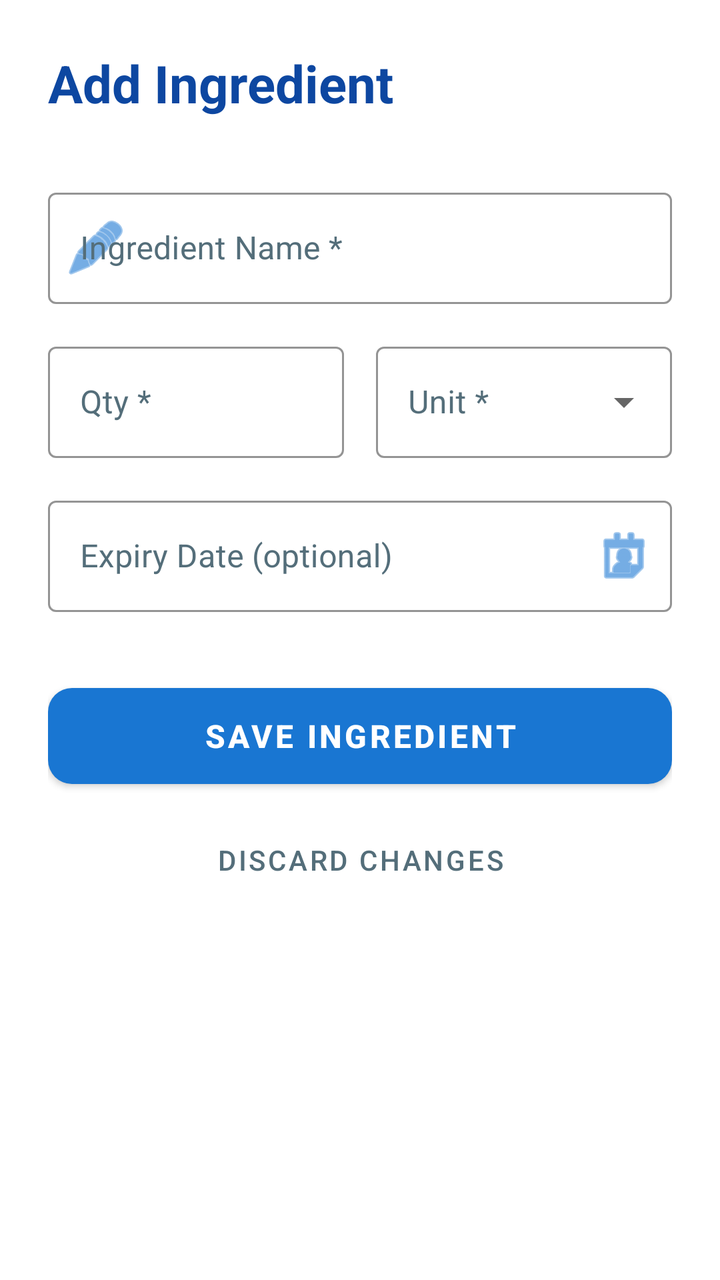
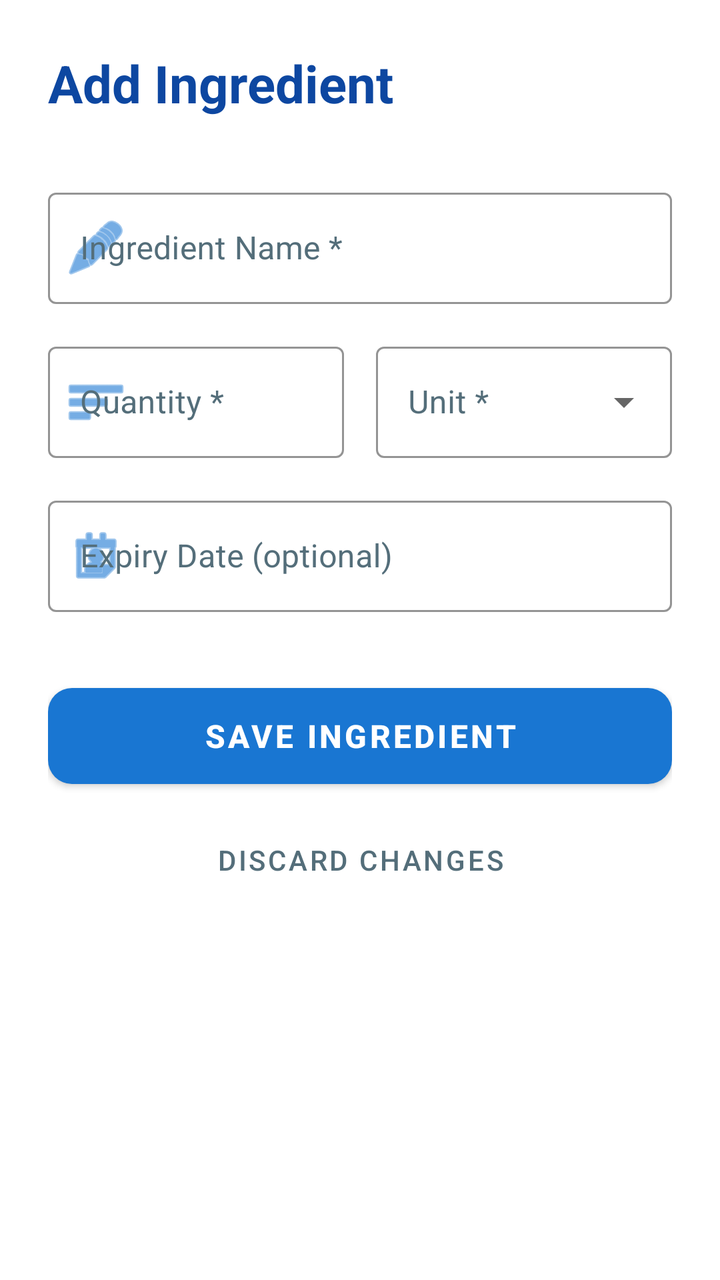

An Android layout rendered at two revisions. The XML below is the earlier revision; the diff shows what the commit changed to produce the second picture.
<!-- AndroidManifest.xml: application theme Theme.SmartPantryManager -->
<!-- res/layout/activity_add_edit_ingredient.xml -->
<?xml version="1.0" encoding="utf-8"?>
<ScrollView
    xmlns:android="http://schemas.android.com/apk/res/android"
    xmlns:app="http://schemas.android.com/apk/res-auto"
    android:layout_width="match_parent"
    android:layout_height="match_parent"
    android:background="@android:color/white">

    <LinearLayout
        android:layout_width="match_parent"
        android:layout_height="wrap_content"
        android:orientation="vertical"
        android:padding="24dp">

        <TextView
            android:id="@+id/tvFormTitle"
            android:layout_width="wrap_content"
            android:layout_height="wrap_content"
            android:layout_marginBottom="32dp"
            android:text="Add Ingredient"
            android:textColor="@color/blue_dark"
            android:textSize="26sp"
            android:textStyle="bold" />

        
        <com.google.android.material.textfield.TextInputLayout
            android:id="@+id/tilIngredientName"
            style="@style/Widget.MaterialComponents.TextInputLayout.OutlinedBox"
            android:layout_width="match_parent"
            android:layout_height="wrap_content"
            android:layout_marginBottom="16dp"
            android:hint="Ingredient Name *"
            app:startIconDrawable="@android:drawable/ic_menu_edit"
            app:startIconTint="@color/blue_primary"
            app:boxBackgroundColor="@android:color/white"
            app:boxStrokeColor="@color/blue_primary"
            app:hintTextColor="@color/blue_dark"
            android:textColorHint="@color/text_secondary">

            <com.google.android.material.textfield.TextInputEditText
                android:id="@+id/etIngredientName"
                android:layout_width="match_parent"
                android:layout_height="wrap_content"
                android:inputType="textCapSentences"
                android:maxLines="1"
                android:textColor="@color/text_primary"
                android:textColorHint="@color/text_secondary" />

        </com.google.android.material.textfield.TextInputLayout>

        <LinearLayout
            android:layout_width="match_parent"
            android:layout_height="wrap_content"
            android:orientation="horizontal"
            android:baselineAligned="false">

            
            <com.google.android.material.textfield.TextInputLayout
                android:id="@+id/tilQuantity"
                style="@style/Widget.MaterialComponents.TextInputLayout.OutlinedBox"
                android:layout_width="0dp"
                android:layout_height="wrap_content"
                android:layout_weight="1"
                android:layout_marginEnd="8dp"
                android:layout_marginBottom="16dp"
                android:hint="Qty *"
                app:boxBackgroundColor="@android:color/white"
                app:boxStrokeColor="@color/blue_primary"
                app:hintTextColor="@color/blue_dark"
                android:textColorHint="@color/text_secondary">

                <com.google.android.material.textfield.TextInputEditText
                    android:id="@+id/etQuantity"
                    android:layout_width="match_parent"
                    android:layout_height="wrap_content"
                    android:inputType="numberDecimal"
                    android:maxLines="1"
                    android:textColor="@color/text_primary"
                    android:textColorHint="@color/text_secondary" />

            </com.google.android.material.textfield.TextInputLayout>

            
            <com.google.android.material.textfield.TextInputLayout
                android:id="@+id/tilUnit"
                style="@style/Widget.MaterialComponents.TextInputLayout.OutlinedBox.ExposedDropdownMenu"
                android:layout_width="0dp"
                android:layout_height="wrap_content"
                android:layout_weight="1"
                android:layout_marginStart="8dp"
                android:layout_marginBottom="16dp"
                android:hint="Unit *"
                app:boxBackgroundColor="@android:color/white"
                app:boxStrokeColor="@color/blue_primary"
                app:hintTextColor="@color/blue_dark"
                android:textColorHint="@color/text_secondary">

                <AutoCompleteTextView
                    android:id="@+id/acUnit"
                    android:layout_width="match_parent"
                    android:layout_height="wrap_content"
                    android:inputType="text"
                    android:maxLines="1"
                    android:textColor="@color/text_primary"
                    android:textColorHint="@color/text_secondary" />

            </com.google.android.material.textfield.TextInputLayout>
        </LinearLayout>

        
        <com.google.android.material.textfield.TextInputLayout
            style="@style/Widget.MaterialComponents.TextInputLayout.OutlinedBox"
            android:layout_width="match_parent"
            android:layout_height="wrap_content"
            android:layout_marginBottom="32dp"
            android:hint="Expiry Date (optional)"
            app:endIconMode="custom"
            app:endIconDrawable="@android:drawable/ic_menu_my_calendar"
            app:endIconTint="@color/blue_primary"
            app:boxBackgroundColor="@android:color/white"
            app:boxStrokeColor="@color/blue_primary"
            app:hintTextColor="@color/blue_dark"
            android:textColorHint="@color/text_secondary">

            <com.google.android.material.textfield.TextInputEditText
                android:id="@+id/etExpiryDate"
                android:layout_width="match_parent"
                android:layout_height="wrap_content"
                android:focusable="false"
                android:maxLines="1"
                android:textColor="@color/text_primary"
                android:textColorHint="@color/text_secondary" />

        </com.google.android.material.textfield.TextInputLayout>

        
        <com.google.android.material.button.MaterialButton
            android:id="@+id/btnSave"
            android:layout_width="match_parent"
            android:layout_height="60dp"
            android:text="Save Ingredient"
            android:textSize="16sp"
            android:textStyle="bold"
            app:cornerRadius="12dp"
            app:elevation="4dp" />

        
        <com.google.android.material.button.MaterialButton
            android:id="@+id/btnCancel"
            style="@style/Widget.MaterialComponents.Button.TextButton"
            android:layout_width="match_parent"
            android:layout_height="wrap_content"
            android:layout_marginTop="8dp"
            android:text="Discard Changes"
            android:textColor="@color/text_secondary" />

    </LinearLayout>

</ScrollView>
<!-- resources referenced by this layout -->
<resources>
  <color name="blue_dark">#0D47A1</color>
  <color name="blue_primary">#1976D2</color>
  <color name="text_primary">#101010</color>
  <color name="text_secondary">#546E7A</color>
  <style name="Theme.SmartPantryManager" parent="Theme.MaterialComponents.DayNight.NoActionBar">
          <item name="colorPrimary">@color/blue_primary</item>
          <item name="colorPrimaryVariant">@color/blue_dark</item>
          <item name="colorOnPrimary">@android:color/white</item>
          <item name="colorSecondary">@color/accent_blue</item>
          <item name="colorSecondaryVariant">@color/blue_dark</item>
          <item name="colorOnSecondary">@android:color/white</item>
          <item name="android:statusBarColor">@color/blue_dark</item>
          <item name="android:windowBackground">@color/background_light</item>
  
          
          <item name="android:textColor">@color/text_primary</item>
          <item name="android:textColorHint">@color/text_secondary</item>
          <item name="editTextColor">@color/text_primary</item>
      </style>
  <color name="accent_blue">#2196F3</color>
  <color name="background_light">#FFFFFF</color>
</resources>

<!-- the commit's change to res/layout/activity_add_edit_ingredient.xml (unified diff, before → after) -->
@@ -30,9 +30,9 @@
             android:layout_height="wrap_content"
             android:layout_marginBottom="16dp"
             android:hint="Ingredient Name *"
+            app:placeholderText="e.g. Tomato, Chicken, Milk"
             app:startIconDrawable="@android:drawable/ic_menu_edit"
             app:startIconTint="@color/blue_primary"
-            app:boxBackgroundColor="@android:color/white"
             app:boxStrokeColor="@color/blue_primary"
             app:hintTextColor="@color/blue_dark"
             android:textColorHint="@color/text_secondary">
@@ -43,8 +43,7 @@
                 android:layout_height="wrap_content"
                 android:inputType="textCapSentences"
                 android:maxLines="1"
-                android:textColor="@color/text_primary"
-                android:textColorHint="@color/text_secondary" />
+                android:textColor="@color/text_primary" />
 
         </com.google.android.material.textfield.TextInputLayout>
 
@@ -63,8 +62,10 @@
                 android:layout_weight="1"
                 android:layout_marginEnd="8dp"
                 android:layout_marginBottom="16dp"
-                android:hint="Qty *"
-                app:boxBackgroundColor="@android:color/white"
+                android:hint="Quantity *"
+                app:placeholderText="1.0"
+                app:startIconDrawable="@android:drawable/ic_menu_sort_by_size"
+                app:startIconTint="@color/blue_primary"
                 app:boxStrokeColor="@color/blue_primary"
                 app:hintTextColor="@color/blue_dark"
                 android:textColorHint="@color/text_secondary">
@@ -75,8 +76,7 @@
                     android:layout_height="wrap_content"
                     android:inputType="numberDecimal"
                     android:maxLines="1"
-                    android:textColor="@color/text_primary"
-                    android:textColorHint="@color/text_secondary" />
+                    android:textColor="@color/text_primary" />
 
             </com.google.android.material.textfield.TextInputLayout>
 
@@ -90,19 +90,18 @@
                 android:layout_marginStart="8dp"
                 android:layout_marginBottom="16dp"
                 android:hint="Unit *"
-                app:boxBackgroundColor="@android:color/white"
+                app:placeholderText="Select"
                 app:boxStrokeColor="@color/blue_primary"
                 app:hintTextColor="@color/blue_dark"
                 android:textColorHint="@color/text_secondary">
 
-                <AutoCompleteTextView
+                <com.google.android.material.textfield.MaterialAutoCompleteTextView
                     android:id="@+id/acUnit"
                     android:layout_width="match_parent"
                     android:layout_height="wrap_content"
-                    android:inputType="text"
+                    android:inputType="none"
                     android:maxLines="1"
-                    android:textColor="@color/text_primary"
-                    android:textColorHint="@color/text_secondary" />
+                    android:textColor="@color/text_primary" />
 
             </com.google.android.material.textfield.TextInputLayout>
         </LinearLayout>
@@ -114,10 +113,10 @@
             android:layout_height="wrap_content"
             android:layout_marginBottom="32dp"
             android:hint="Expiry Date (optional)"
-            app:endIconMode="custom"
-            app:endIconDrawable="@android:drawable/ic_menu_my_calendar"
-            app:endIconTint="@color/blue_primary"
-            app:boxBackgroundColor="@android:color/white"
+            app:placeholderText="Pick a date"
+            app:startIconDrawable="@android:drawable/ic_menu_my_calendar"
+            app:startIconTint="@color/blue_primary"
+            app:endIconMode="clear_text"
             app:boxStrokeColor="@color/blue_primary"
             app:hintTextColor="@color/blue_dark"
             android:textColorHint="@color/text_secondary">
@@ -127,9 +126,9 @@
                 android:layout_width="match_parent"
                 android:layout_height="wrap_content"
                 android:focusable="false"
+                android:clickable="true"
                 android:maxLines="1"
-                android:textColor="@color/text_primary"
-                android:textColorHint="@color/text_secondary" />
+                android:textColor="@color/text_primary" />
 
         </com.google.android.material.textfield.TextInputLayout>
 
